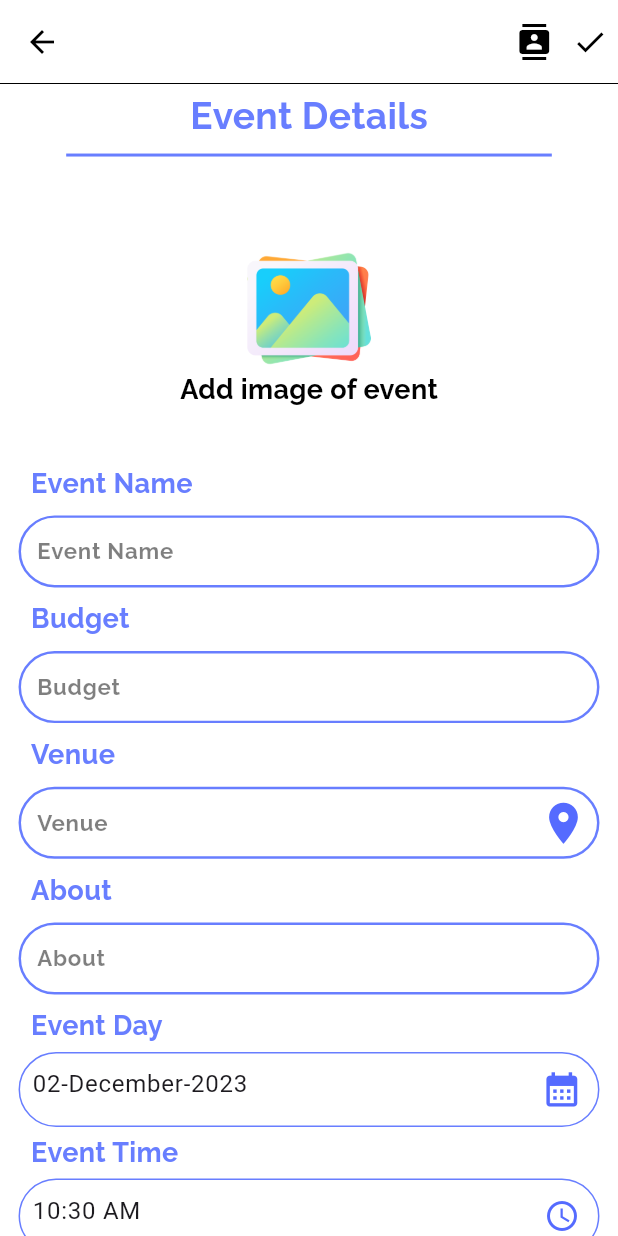
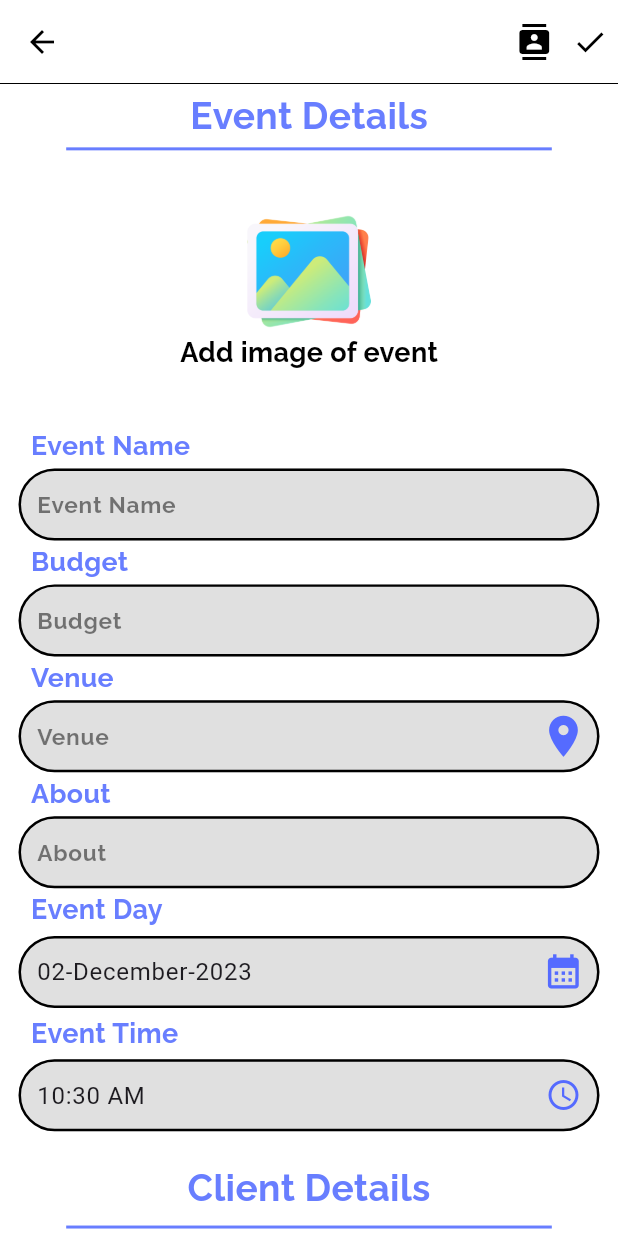
Before and after one commit to adhilfouzi/Event_Manage_Application, a Flutter app: the AddEvent screen opened directly with empty values, on a phone screen of 412 x 824 dp. Run offline on Flutter 3.47's test engine with Material 3 defaults, Android fonts, the light colour scheme and no system bars; our stand-ins replace animated_splash_screen, flutter_slidable, google_nav_bar, image_picker, ionicons, sizer and 2 more; missing offline and left inert: fluttercontactpicker, intro_screen_onboarding_flutter; accounts and stored records are empty.

Commit message:
11.02 10:49

```diff
--- a/lib/Core/Color/color.dart
+++ b/lib/Core/Color/color.dart
@@ -75,3 +75,53 @@ const MaterialColor buttoncolorAccent =
   700: Color(0xFFC9CEFF),
 });
 const int _buttoncolorAccentValue = 0xFFFFFFFF;
+
+///****************************************************************///
+
+const MaterialColor graylight =
+    MaterialColor(_graylightPrimaryValue, <int, Color>{
+  50: Color(0xFFEEEEEE),
+  100: Color(0xFFD4D4D5),
+  200: Color(0xFFB8B8BA),
+  300: Color(0xFF9C9C9E),
+  400: Color(0xFF868689),
+  500: Color(_graylightPrimaryValue),
+  600: Color(0xFF69696C),
+  700: Color(0xFF5E5E61),
+  800: Color(0xFF545457),
+  900: Color(0xFF424244),
+});
+const int _graylightPrimaryValue = 0xFF717174;
+
+const MaterialColor graylightAccent =
+    MaterialColor(_graylightAccentValue, <int, Color>{
+  100: Color(0xFFABABF7),
+  200: Color(_graylightAccentValue),
+  400: Color(0xFF3D3DFF),
+  700: Color(0xFF2424FF),
+});
+const int _graylightAccentValue = 0xFF7D7DF2;
+
+const MaterialColor backcolor =
+    MaterialColor(_backcolorPrimaryValue, <int, Color>{
+  50: Color(0xFFE6E6E6),
+  100: Color(0xFFBFC0C1),
+  200: Color(0xFF959697),
+  300: Color(0xFF6B6B6D),
+  400: Color(0xFF4B4C4E),
+  500: Color(_backcolorPrimaryValue),
+  600: Color(0xFF26272A),
+  700: Color(0xFF202123),
+  800: Color(0xFF1A1B1D),
+  900: Color(0xFF101012),
+});
+const int _backcolorPrimaryValue = 0xFF2B2C2F;
+
+const MaterialColor backcolorAccent =
+    MaterialColor(_backcolorAccentValue, <int, Color>{
+  100: Color(0xFF6666F2),
+  200: Color(_backcolorAccentValue),
+  400: Color(0xFF0000F2),
+  700: Color(0xFF0000D9),
+});
+const int _backcolorAccentValue = 0xFF3737EE;
--- a/lib/screen/Body/Screen/main/Event/add_event.dart
+++ b/lib/screen/Body/Screen/main/Event/add_event.dart
@@ -77,13 +77,13 @@ class _AddEventState extends State<AddEvent> {
                   ),
                   Divider(
                     color: buttoncolor,
-                    height: 2.h,
+                    height: 1.h,
                     thickness: 2,
                     endIndent: 40,
                     indent: 40,
                   ),
                   Padding(
-                    padding: EdgeInsets.fromLTRB(1.h, 3.h, 1.h, 1.h),
+                    padding: EdgeInsets.fromLTRB(1.h, 1.h, 1.h, 1.h),
                     child: InkWell(
                       onTap: () {
                         addphoto(context);
--- a/lib/screen/Body/widget/box/textfield_blue.dart
+++ b/lib/screen/Body/widget/box/textfield_blue.dart
@@ -36,10 +36,10 @@ class TextFieldBlue extends StatelessWidget {
         Container(
           alignment: Alignment.centerLeft,
           padding: EdgeInsets.only(left: 2.h),
-          child: Text(textcontent, style: raleway(fontSize: 2.2.h)),
+          child: Text(textcontent, style: raleway(fontSize: 13.sp)),
         ),
         Padding(
-          padding: EdgeInsets.symmetric(horizontal: 1.h, vertical: 1.h),
+          padding: EdgeInsets.symmetric(horizontal: 1.h, vertical: 0.2.h),
           child: TextFormField(
             inputFormatters: inputFormatters,
             enabled: enabled == null ? true : false,
@@ -49,28 +49,30 @@ class TextFieldBlue extends StatelessWidget {
             controller: controller,
             onChanged: onChanged,
             decoration: InputDecoration(
+              filled: true,
+              fillColor: Colors.black12,
               errorBorder: OutlineInputBorder(
                 borderRadius: BorderRadius.circular(40.0),
                 borderSide: BorderSide(
                   color: Colors.red,
-                  width: 0.3.h,
+                  width: 0.4.w,
                 ),
               ),
               enabledBorder: OutlineInputBorder(
                 borderRadius: BorderRadius.circular(40.0),
                 borderSide: BorderSide(
-                  color: buttoncolor,
-                  width: 0.2.h,
+                  color: Colors.black,
+                  width: 0.4.w,
                 ),
               ),
               border: OutlineInputBorder(
                 borderRadius: BorderRadius.circular(40.0),
                 borderSide: BorderSide(
-                  color: buttoncolor,
-                  width: 0.2.h,
+                  color: graylight,
+                  width: 0.4.w,
                 ),
               ),
-              iconColor: buttoncolor,
+              iconColor: graylight,
               contentPadding: EdgeInsets.symmetric(
                 horizontal: 1.h,
                 vertical: 1.h,
@@ -83,9 +85,9 @@ class TextFieldBlue extends StatelessWidget {
                   : null,
               hintText: textcontent,
               hintStyle: TextStyle(
-                  color: Color.fromRGBO(0, 0, 0, 0.5),
+                  color: const Color.fromRGBO(0, 0, 0, 0.5),
                   fontFamily: 'Raleway',
-                  fontSize: 1.8.h),
+                  fontSize: 11.sp),
             ),
           ),
         ),
--- a/lib/screen/Body/widget/sub/date.dart
+++ b/lib/screen/Body/widget/sub/date.dart
@@ -78,15 +78,26 @@ class _MyWidgetState extends State<Date> {
         ),
         Padding(
           padding: EdgeInsets.fromLTRB(1.h, 0.5.h, 1.h, 0.5.h),
-          child: Container(
-            decoration: BoxDecoration(
-              border: Border.all(color: buttoncolor, width: 1),
-              borderRadius: BorderRadius.circular(40.0),
-            ),
           child: TextFormField(
             readOnly: true,
             controller: widget.controller,
             decoration: InputDecoration(
+              border: OutlineInputBorder(
+                borderRadius: BorderRadius.circular(40.0),
+                borderSide: BorderSide(
+                  color: graylight,
+                  width: 0.4.w,
+                ),
+              ),
+              filled: true, // Set filled to true
+              fillColor: Colors.black12,
+              enabledBorder: OutlineInputBorder(
+                borderRadius: BorderRadius.circular(40.0),
+                borderSide: BorderSide(
+                  color: Colors.black,
+                  width: 0.4.w,
+                ),
+              ),
               iconColor: buttoncolor,
               contentPadding: EdgeInsets.symmetric(
                 horizontal: 1.h,
@@ -102,8 +113,6 @@ class _MyWidgetState extends State<Date> {
                 color: Color.fromRGBO(0, 0, 0, 0.5),
                 fontFamily: 'ReadexPro',
               ),
-                border: InputBorder.none,
-              ),
             ),
           ),
         ),
--- a/lib/screen/Body/widget/sub/time.dart
+++ b/lib/screen/Body/widget/sub/time.dart
@@ -88,34 +88,39 @@ class _TimeState extends State<Time> {
         ),
         Padding(
           padding: EdgeInsets.fromLTRB(1.h, 0.5.h, 1.h, 0.5.h),
-          child: Container(
-            decoration: BoxDecoration(
-              border: Border.all(color: buttoncolor, width: 1),
-              borderRadius: BorderRadius.circular(40.0),
-            ),
-            child: InkWell(
-              onTap: () => _selectTime(context),
           child: TextFormField(
             readOnly: true,
             controller: widget.controller,
             decoration: InputDecoration(
-                  iconColor: buttoncolor,
+              filled: true, // Set filled to true
+              fillColor: Colors.black12, iconColor: buttoncolor,
               contentPadding: EdgeInsets.symmetric(
                 horizontal: 1.h,
                 vertical: 1.h,
               ),
+              enabledBorder: OutlineInputBorder(
+                borderRadius: BorderRadius.circular(40.0),
+                borderSide: BorderSide(
+                  color: Colors.black,
+                  width: 0.4.w,
+                ),
+              ),
+              border: OutlineInputBorder(
+                borderRadius: BorderRadius.circular(40.0),
+                borderSide: BorderSide(
+                  color: graylight,
+                  width: 0.4.w,
+                ),
+              ),
               suffixIcon: IconButton(
-                    icon: Icon(Icons.access_time,
-                        size: 24, color: buttoncolor[700]),
+                icon:
+                    Icon(Icons.access_time, size: 24, color: buttoncolor[700]),
                 onPressed: () => _selectTime(context),
               ),
               hintText: _formatTime(selectedTime),
               hintStyle: const TextStyle(
                 color: Color.fromRGBO(0, 0, 0, 0.5),
                 fontFamily: 'ReadexPro',
-                  ),
-                  border: InputBorder.none,
-                ),
               ),
             ),
           ),
--- a/lib/screen/intro/signup_page.dart
+++ b/lib/screen/intro/signup_page.dart
@@ -4,7 +4,7 @@ import 'package:flutter/material.dart';
 import 'package:project_event/Core/Color/color.dart';
 import 'package:project_event/Database/functions/fn_profilemodel.dart';
 import 'package:project_event/Database/model/Profile/profile_model.dart';
-import 'package:project_event/screen/Body/Screen/Drawer/privacy.dart';
+import 'package:project_event/screen/Body/Screen/profile/privacy.dart';
 import 'package:project_event/screen/Body/widget/box/textfield_blue.dart';
 import 'package:project_event/screen/intro/loginpage.dart';
 import 'package:sizer/sizer.dart';
@@ -170,7 +170,6 @@ class _SignupScreenState extends State<SignupScreen> {
                               onPressed: () {
                                 if (_formKey.currentState?.validate() ??
                                     false) {
-                                  // Perform signup logic here
                                   addProfileclick(context);
                                 }
                               },
```
Also changed, not shown: lib/screen/Body/Screen/Edit/edit_profile.dart (+1 -7 lines), lib/screen/Body/Screen/main/home_screen.dart (+12 -20 lines), lib/screen/Body/widget/Scaffold/bottomnavigator.dart (+7 -2 lines), lib/screen/Body/widget/box/textfield.dart (+9 -9 lines). Lines whose indentation alone changed are shown as unchanged.
